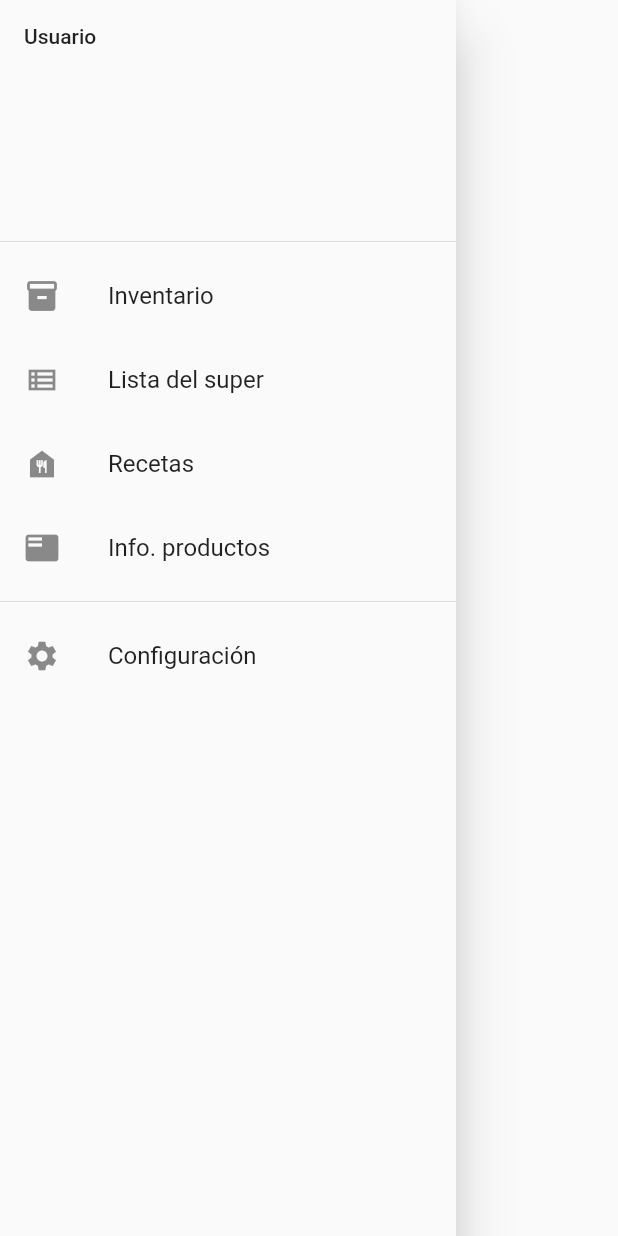
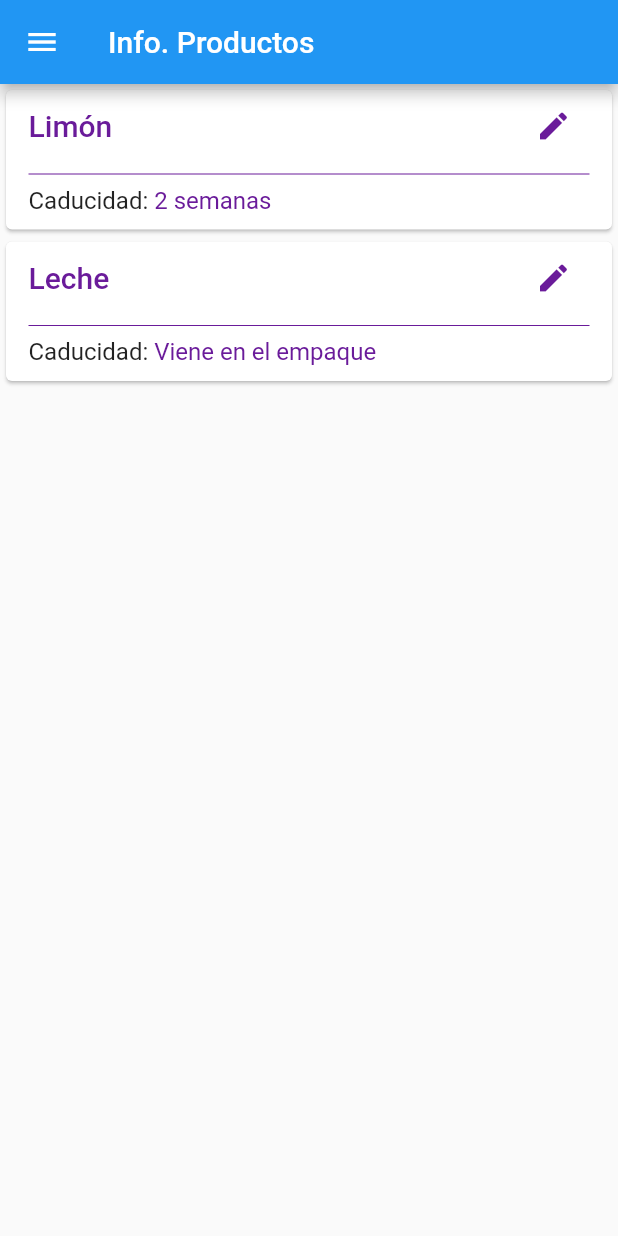
Before and after one commit to AlexMethod/kitchen_organizer_app, a Flutter app: the MainDrawer widget shown alone on an empty page, opened directly, after a tap on "Info. productos", on a phone screen of 412 x 824 dp. Run offline on Flutter 3.47's test engine with Material 2 defaults, Android fonts, the light colour scheme and no system bars.

Commit message:
Vista Info productos estática

```diff
--- a/lib/main.dart
+++ b/lib/main.dart
@@ -2,6 +2,7 @@
 
 import 'pantallas/home.dart';
 import 'package:kitchen_organizer_app/pantallas/lista_super_page.dart';
+import 'package:kitchen_organizer_app/pantallas/informacion_productos_page.dart';
 import 'package:kitchen_organizer_app/pantallas/configuracion_page.dart';
 
 void main() {
@@ -33,6 +34,7 @@
 
         textTheme: TextTheme(
           headline6: TextStyle(color: Colors.purple[800]),
+          bodyText2: TextStyle(fontSize: 16.0)
         ),
       ),
       initialRoute: '/',
@@ -40,7 +42,7 @@
         '/'              : ( BuildContext context ) => HomePage(),
         '/recetas'       : ( BuildContext context ) => HomePage(),
         '/listaSuper'    : ( BuildContext context ) => ListaSuperPage(),
-        '/infoProductos' : ( BuildContext context ) => HomePage(),
+        '/informacionProductos' : ( BuildContext context ) => InformacionProductosPage(),
         '/configuracion' : ( BuildContext context ) => ConfiguracionPage(),
       },
     );
--- /dev/null
+++ b/lib/pantallas/informacion_productos_page.dart
@@ -0,0 +1,77 @@
+import 'package:flutter/material.dart';
+
+import 'package:kitchen_organizer_app/widgets/main_drawer.dart';
+
+class InformacionProductosPage extends StatefulWidget {
+  @override
+  _InformacionProductosPageState createState() => _InformacionProductosPageState();
+}
+
+class _InformacionProductosPageState extends State<InformacionProductosPage> {
+  @override
+  Widget build(BuildContext context) {
+    return Scaffold(
+      appBar: AppBar(
+        title: Text('Info. Productos'),
+      ),
+      drawer: MainDrawer(),
+      body: Builder( builder: (context) =>
+        ListView(
+          children: <Widget>[
+            _cardInfoProducto(context, 'Limón', '2 semanas', false),
+            _cardInfoProducto(context, 'Leche', '', true),
+          ],
+        )
+      ),
+    );
+  }
+
+  _cardInfoProducto(context, String producto, caducidad, bool enEmpaque){
+    return Card(
+      child: Container(
+        padding: EdgeInsets.only(bottom: 10.0, left: 15.0, right: 15.0),
+        child: Column(
+          crossAxisAlignment: CrossAxisAlignment.start,
+          children: <Widget>[
+            Row(
+              children: <Widget>[
+                Text(
+                  producto,
+                  style: Theme.of(context).textTheme.headline6,
+                ),
+                Spacer(),
+                IconButton(
+                  icon: Icon(
+                    Icons.edit,
+                    color: Theme.of(context).accentColor,
+                  ),
+                  onPressed: (){}
+                ),
+              ],
+            ),
+            Divider(
+              color: Theme.of(context).accentColor,
+            ),
+            RichText(
+              text: TextSpan(
+                children: <TextSpan>[
+                  TextSpan(
+                    text: 'Caducidad: ',
+                    style: Theme.of(context).textTheme.bodyText2,
+                  ),
+                  TextSpan(
+                    text: enEmpaque ? 'Viene en el empaque': caducidad,
+                    style: Theme.of(context).textTheme.bodyText2.copyWith(
+                      color: Theme.of(context).accentColor
+                    ),
+                  ),
+                ]
+              )
+            ),
+          ],
+        ),
+      ),
+    );
+  }
+
+}
--- a/lib/widgets/main_drawer.dart
+++ b/lib/widgets/main_drawer.dart
@@ -13,7 +13,7 @@
           _botonDrawer(Icons.inventory, 'Inventario', context: context, ruta: ''),
           _botonDrawer(Icons.view_list_outlined, 'Lista del super', context: context, ruta: '/listaSuper'),
           _botonDrawer(Icons.food_bank, 'Recetas', context: context, ruta: ''),
-          _botonDrawer(Icons.featured_play_list, 'Info. productos', context: context, ruta: ''),
+          _botonDrawer(Icons.featured_play_list, 'Info. productos', context: context, ruta: '/informacionProductos'),
           Divider(),
           _botonDrawer(Icons.settings, 'Configuración', context: context, ruta: '/configuracion'),
         ],
```
